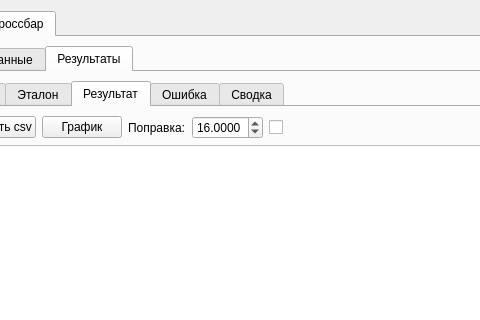
Above: gui/uies/math.ui from neurocomputer/MemriBoard before the change; both pictures show x 97 to 577 and y 0 to 320 of the 969 by 555 pixel window. Below: the same form after it.
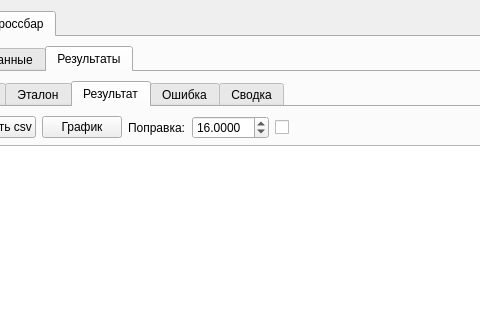
That is the form after the change. The open tabs and pages were chosen to show the change.

The edit to the form file:
```diff
--- a/gui/uies/math.ui
+++ b/gui/uies/math.ui
@@ -657,7 +657,7 @@
                     <double>0.000100000000000</double>
                    </property>
                    <property name="maximum">
-                    <double>99.999899999999997</double>
+                    <double>999.999899999999997</double>
                    </property>
                    <property name="value">
                     <double>16.000000000000000</double>
```
